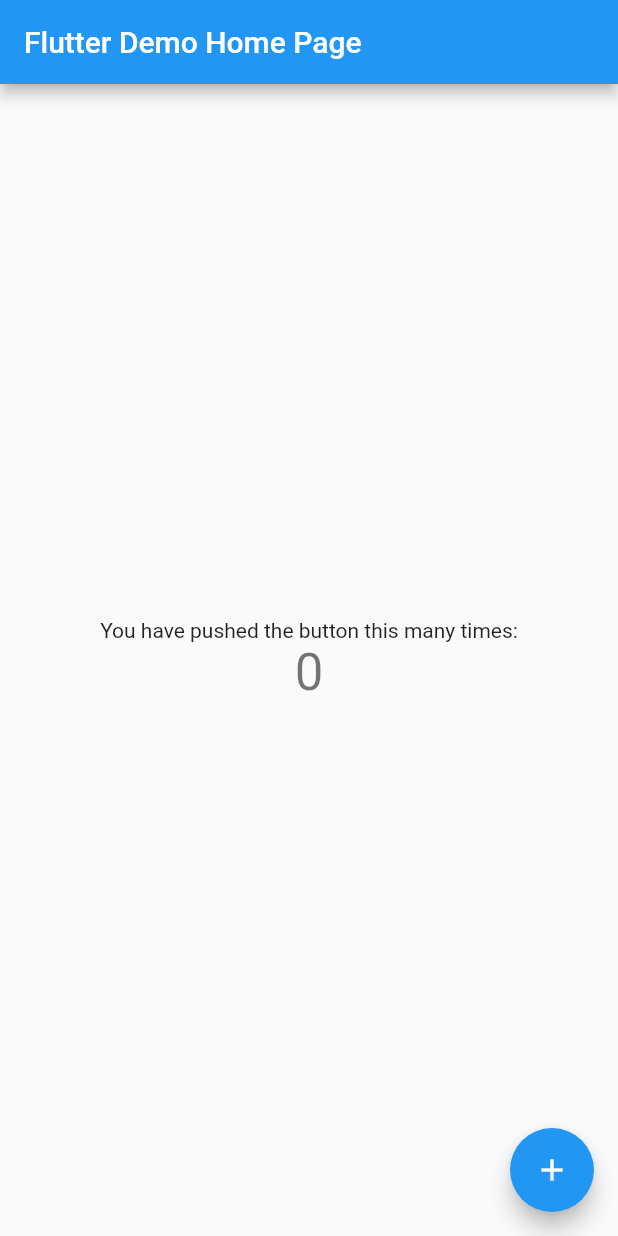
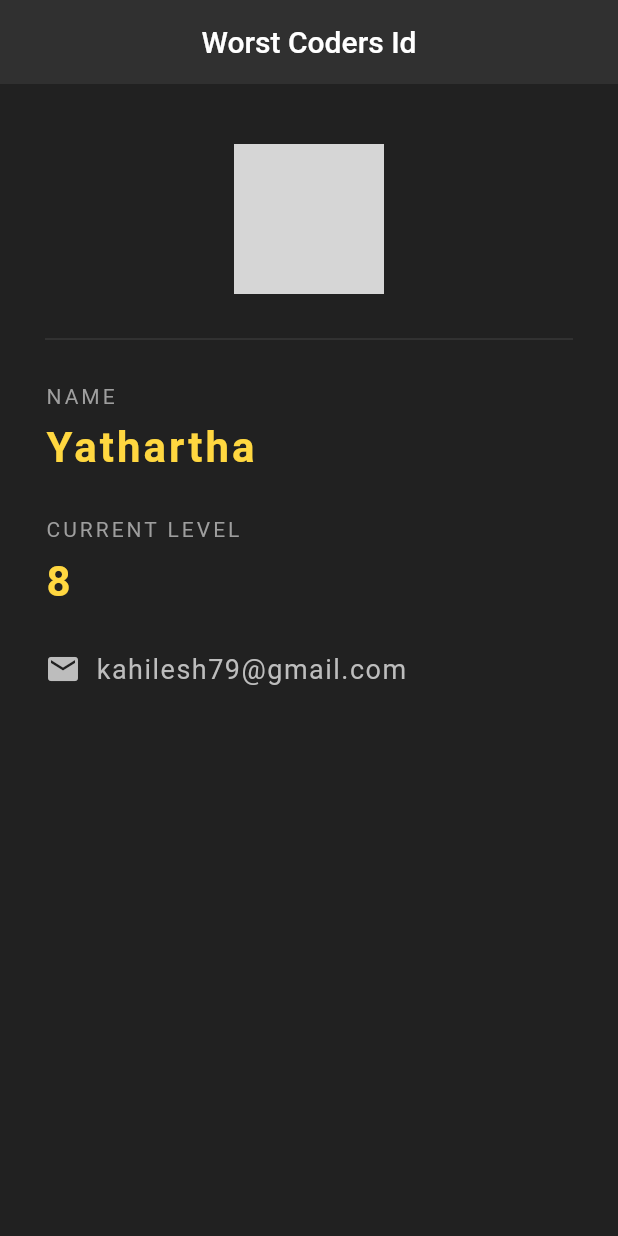
Before and after one commit to rajpatel2619/worstcoders_id, a Flutter app: the screen it shows after launch, on a phone screen of 412 x 824 dp. Run offline on Flutter 3.47's test engine with Material 2 defaults, Android fonts, the phone set to English and light mode, and no system bars; network calls fail; grey boxes are pictures that could not be loaded.

Commit message:
final submit

```diff
--- a/lib/main.dart
+++ b/lib/main.dart
@@ -1,117 +1,101 @@
 import 'package:flutter/material.dart';
 
 void main() {
-  runApp(MyApp());
+  runApp(MaterialApp(home: WorstCard()));
 }
 
-class MyApp extends StatelessWidget {
-  // This widget is the root of your application.
+class WorstCard extends StatelessWidget {
   @override
   Widget build(BuildContext context) {
-    return MaterialApp(
-      title: 'Flutter Demo',
-      theme: ThemeData(
-        // This is the theme of your application.
-        //
-        // Try running your application with "flutter run". You'll see the
-        // application has a blue toolbar. Then, without quitting the app, try
-        // changing the primarySwatch below to Colors.green and then invoke
-        // "hot reload" (press "r" in the console where you ran "flutter run",
-        // or simply save your changes to "hot reload" in a Flutter IDE).
-        // Notice that the counter didn't reset back to zero; the application
-        // is not restarted.
-        primarySwatch: Colors.blue,
-        // This makes the visual density adapt to the platform that you run
-        // the app on. For desktop platforms, the controls will be smaller and
-        // closer together (more dense) than on mobile platforms.
-        visualDensity: VisualDensity.adaptivePlatformDensity,
+    return Scaffold(
+      backgroundColor: Colors.grey[900],
+      appBar: AppBar(
+        title: Text('Worst Coders Id'),
+        centerTitle: true,
+        backgroundColor: Colors.grey[850],
+        elevation: 0.0,
       ),
-      home: MyHomePage(title: 'Flutter Demo Home Page'),
-    );
-  }
-}
-
-class MyHomePage extends StatefulWidget {
-  MyHomePage({Key key, this.title}) : super(key: key);
-
-  // This widget is the home page of your application. It is stateful, meaning
-  // that it has a State object (defined below) that contains fields that affect
-  // how it looks.
-
-  // This class is the configuration for the state. It holds the values (in this
-  // case the title) provided by the parent (in this case the App widget) and
-  // used by the build method of the State. Fields in a Widget subclass are
-  // always marked "final".
-
-  final String title;
-
-  @override
-  _MyHomePageState createState() => _MyHomePageState();
-}
-
-class _MyHomePageState extends State<MyHomePage> {
-  int _counter = 0;
-
-  void _incrementCounter() {
-    setState(() {
-      // This call to setState tells the Flutter framework that something has
-      // changed in this State, which causes it to rerun the build method below
-      // so that the display can reflect the updated values. If we changed
-      // _counter without calling setState(), then the build method would not be
-      // called again, and so nothing would appear to happen.
-      _counter++;
-    });
-  }
-
-  @override
-  Widget build(BuildContext context) {
-    // This method is rerun every time setState is called, for instance as done
-    // by the _incrementCounter method above.
-    //
-    // The Flutter framework has been optimized to make rerunning build methods
-    // fast, so that you can just rebuild anything that needs updating rather
-    // than having to individually change instances of widgets.
-    return Scaffold(
-      appBar: AppBar(
-        // Here we take the value from the MyHomePage object that was created by
-        // the App.build method, and use it to set our appbar title.
-        title: Text(widget.title),
-      ),
-      body: Center(
-        // Center is a layout widget. It takes a single child and positions it
-        // in the middle of the parent.
+      body: Padding(
+        padding: EdgeInsets.fromLTRB(30, 40, 30, 5),
         child: Column(
-          // Column is also a layout widget. It takes a list of children and
-          // arranges them vertically. By default, it sizes itself to fit its
-          // children horizontally, and tries to be as tall as its parent.
-          //
-          // Invoke "debug painting" (press "p" in the console, choose the
-          // "Toggle Debug Paint" action from the Flutter Inspector in Android
-          // Studio, or the "Toggle Debug Paint" command in Visual Studio Code)
-          // to see the wireframe for each widget.
-          //
-          // Column has various properties to control how it sizes itself and
-          // how it positions its children. Here we use mainAxisAlignment to
-          // center the children vertically; the main axis here is the vertical
-          // axis because Columns are vertical (the cross axis would be
-          // horizontal).
-          mainAxisAlignment: MainAxisAlignment.center,
-          children: <Widget>[
-            Text(
-              'You have pushed the button this many times:',
+          crossAxisAlignment: CrossAxisAlignment.start,
+          children: [
+            Center(
+              child: CircleAvatar(
+                backgroundImage: NetworkImage('https://i.pinimg.com/236x/28/e9/e1/28e9e1e7557717378f90ef80cdb50dc3.jpg'),
+                radius: 50,
+              ),
+            ),
+            Divider(
+              height: 60,
+              color: Colors.grey[800],
             ),
             Text(
-              '$_counter',
-              style: Theme.of(context).textTheme.headline4,
+              'NAME',
+              style: TextStyle(
+                color: Colors.grey,
+                letterSpacing: 2.0,
+              ),
+            ),
+            SizedBox(
+              height: 10.0,
+            ),
+            Text(
+              'Yathartha',
+              style: TextStyle(
+                color: Colors.amberAccent[200],
+                letterSpacing: 2.0,
+                fontSize: 28,
+                fontWeight: FontWeight.bold,
+              ),
+            ),
+            SizedBox(
+              height: 30.0,
+            ),
+            Text(
+              'CURRENT LEVEL',
+              style: TextStyle(
+                color: Colors.grey,
+                letterSpacing: 2.0,
+              ),
+            ),
+            SizedBox(
+              height: 10.0,
+            ),
+            Text(
+              '8',
+              style: TextStyle(
+                color: Colors.amberAccent[200],
+                letterSpacing: 2.0,
+                fontSize: 28,
+                fontWeight: FontWeight.bold,
+              ),
+            ),
+            SizedBox(
+              height: 30.0,
+            ),
+            Row(
+              children: [
+                Icon(
+                  Icons.email,
+                  color: Colors.grey[400],
+                ),
+                SizedBox(
+                  width: 10.0,
+                ),
+                Text(
+                  'kahilesh79@gmail.com',
+                  style: TextStyle(
+                    color: Colors.grey[400],
+                    fontSize: 18,
+                    letterSpacing: 1.0,
+                  ),
+                ),
+              ],
             ),
           ],
         ),
       ),
-      floatingActionButton: FloatingActionButton(
-        onPressed: _incrementCounter,
-        tooltip: 'Increment',
-        child: Icon(Icons.add),
-      ), // This trailing comma makes auto-formatting nicer for build methods.
     );
   }
 }
```
Also changed, not shown: 1 other file.
